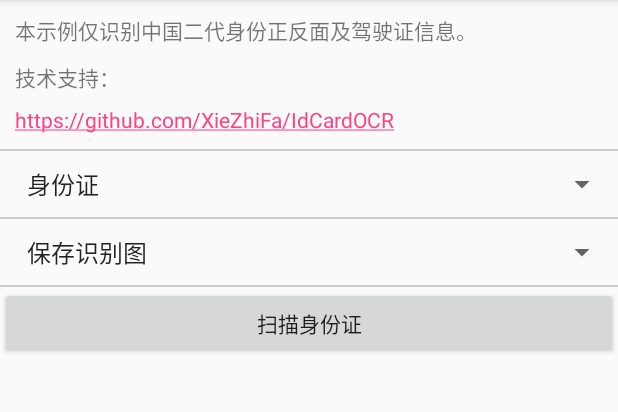
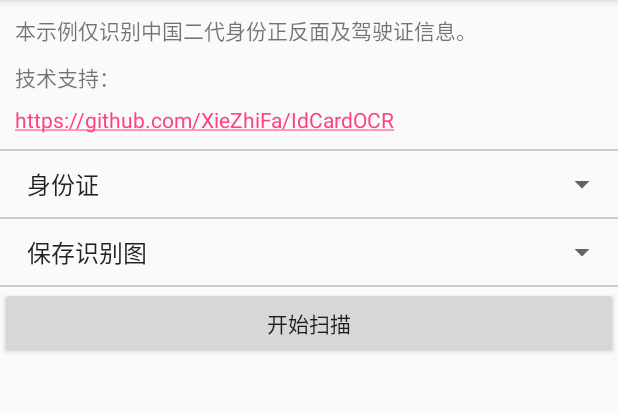
Before and after one commit to manhan9100/IdCardOCR, an Android app: the screen it shows after launch (MainActivity), on a phone screen of 412 x 824 dp, the part 84-496 px from its top. Run offline under Robolectric (Android 15) with nearby library versions, the phone set to English and light mode, and no system bars; our stand-ins replace data binding; libraries missing offline, so code that uses them is left out: com.msd.ocr; 1 statement that could not run was skipped.

```diff
--- a/app/src/main/res/layout/activity_main.xml
+++ b/app/src/main/res/layout/activity_main.xml
@@ -56,7 +56,7 @@
             android:id="@+id/button"
             android:layout_width="match_parent"
             android:layout_height="wrap_content"
-            android:text="扫描身份证"/>
+            android:text="开始扫描"/>
 
 
         <TextView
```
